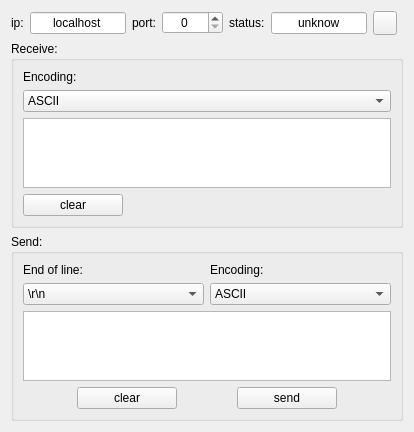
This is client.ui in verbkinm/Tcp_Udp_servers_and_clients as Qt 5 draws it before an edit. The edited form follows.
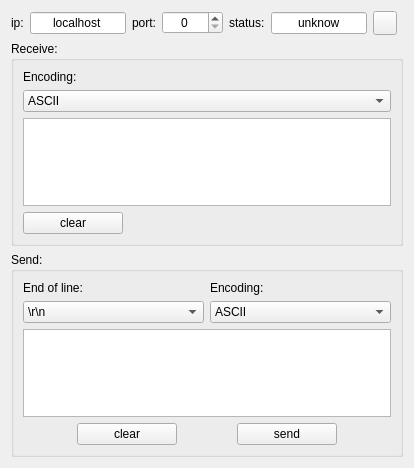
This is the edited form. Icons and pictures are not drawn.

```diff
--- a/client.ui
+++ b/client.ui
@@ -7,7 +7,7 @@
     <x>0</x>
     <y>0</y>
     <width>414</width>
-    <height>425</height>
+    <height>468</height>
    </rect>
   </property>
   <property name="windowTitle">
```
Left out of the diff: 10 changed lines with no effect on the pictures.
